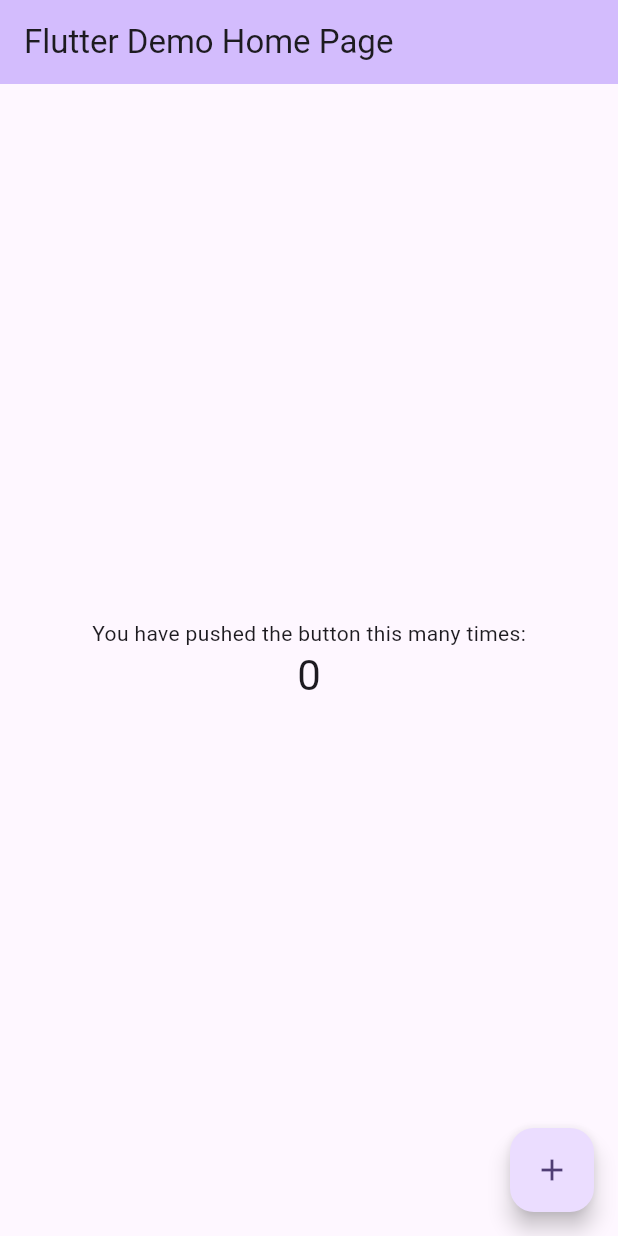
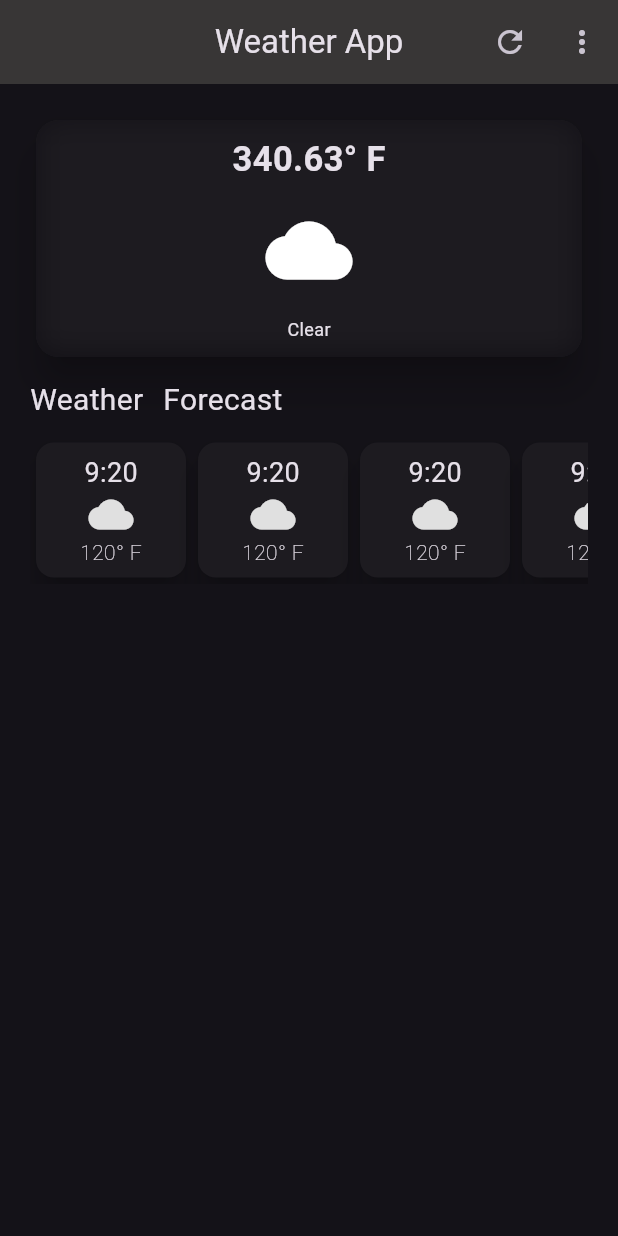
Before and after one commit to KIMGITO/flutter-0010, a Flutter app: the screen it shows after launch, on a phone screen of 412 x 824 dp. Run offline on Flutter 3.47's test engine with Material 2 defaults, Android fonts, the phone set to English and light mode, and no system bars.

Commit message:
to scrollerble weather forecust cards

```diff
--- /dev/null
+++ b/weather/lib/body_page.dart
@@ -0,0 +1,129 @@
+import 'dart:ui';
+
+import 'package:flutter/material.dart';
+
+class WeatherPage extends StatelessWidget {
+  const WeatherPage({super.key});
+
+//Weather forecast cards
+  Widget forecastCards(String time, IconData icon, String temp) {
+    return (Card(
+      elevation: 8,
+      child: SizedBox(
+        width: 100,
+        child: Padding(
+          padding:const EdgeInsets.all(7),
+          child: Column(
+            children: [
+              Text(
+                time,
+                style: const TextStyle(fontSize: 18),
+              ),
+              Icon(
+                icon,
+                size: 30,
+                color: Colors.grey[300],
+              ),
+              Text(
+                temp,
+                style: const TextStyle(fontSize: 14, fontWeight: FontWeight.w200),
+              ),
+            ],
+          ),
+        ),
+      ),
+    ));
+  }
+
+// Weather status flame widget
+  Widget statusFlame() {
+    return SizedBox(
+      width: double.infinity,
+      child: (Card(
+        elevation: 10,
+        shape: RoundedRectangleBorder(
+          borderRadius: BorderRadius.circular(15),
+        ),
+        child: ClipRRect(
+          borderRadius: BorderRadius.circular(15),
+          child: BackdropFilter(
+            filter: ImageFilter.blur(sigmaY: 10, sigmaX: 10),
+            child: const Padding(
+              padding: EdgeInsets.only(top: 10, bottom: 10),
+              child: Column(
+                children: [
+                  Text(
+                    "340.63° F",
+                    style: TextStyle(fontWeight: FontWeight.bold, fontSize: 23),
+                  ),
+                  Padding(
+                    padding: EdgeInsets.all(15),
+                    child: Icon(
+                      Icons.cloud,
+                      size: 58,
+                    ),
+                  ),
+                  Text(
+                    "Clear",
+                    style:
+                        TextStyle(fontSize: 12, fontWeight: FontWeight.normal),
+                  ),
+                ],
+              ),
+            ),
+          ),
+        ),
+      )),
+    );
+  }
+
+//focus flame widget
+  Widget forecustFlame() {
+    return (SizedBox(
+      child: Column(
+        mainAxisAlignment: MainAxisAlignment.start,
+        children: [
+          const Row(children: [
+            Padding(
+              padding: EdgeInsets.only(top: 10, bottom: 10),
+              child: Text(
+                "Weather Forecast",
+                style: TextStyle(
+                  fontWeight: FontWeight.w400,
+                  fontSize: 20,
+                  wordSpacing: 8,
+                ),
+              ),
+            ),
+          ]),
+          SingleChildScrollView(
+            scrollDirection: Axis.horizontal,
+            child: Row(
+              children: [
+                forecastCards("9:20", Icons.cloud, "120° F"),
+                forecastCards("9:20", Icons.cloud, "120° F"),
+                forecastCards("9:20", Icons.cloud, "120° F"),
+                forecastCards("9:20", Icons.cloud, "120° F"),
+                forecastCards("9:20", Icons.cloud, "120° F"),
+              ],
+            ),
+          ),
+        ],
+      ),
+    ));
+  }
+
+  @override
+  Widget build(BuildContext context) {
+    return (Padding(
+      padding: const EdgeInsets.all(20),
+      child: Column(
+        crossAxisAlignment: CrossAxisAlignment.start,
+        children: [
+          statusFlame(),
+          forecustFlame(),
+        ],
+      ),
+    ));
+  }
+}
--- a/weather/lib/main.dart
+++ b/weather/lib/main.dart
@@ -1,125 +1,37 @@
 import 'package:flutter/material.dart';
+import 'package:weather/body_page.dart';
 
 void main() {
-  runApp(const MyApp());
+  runApp(Weather());
 }
 
-class MyApp extends StatelessWidget {
-  const MyApp({super.key});
-
-  // This widget is the root of your application.
+class Weather extends StatelessWidget {
+  const Weather({super.key});
   @override
   Widget build(BuildContext context) {
-    return MaterialApp(
-      title: 'Flutter Demo',
-      theme: ThemeData(
-        // This is the theme of your application.
-        //
-        // TRY THIS: Try running your application with "flutter run". You'll see
-        // the application has a blue toolbar. Then, without quitting the app,
-        // try changing the seedColor in the colorScheme below to Colors.green
-        // and then invoke "hot reload" (save your changes or press the "hot
-        // reload" button in a Flutter-supported IDE, or press "r" if you used
-        // the command line to start the app).
-        //
-        // Notice that the counter didn't reset back to zero; the application
-        // state is not lost during the reload. To reset the state, use hot
-        // restart instead.
-        //
-        // This works for code too, not just values: Most code changes can be
-        // tested with just a hot reload.
-        colorScheme: ColorScheme.fromSeed(seedColor: Colors.deepPurple),
-        useMaterial3: true,
+    return (MaterialApp(
+      debugShowCheckedModeBanner: false,
+      theme: ThemeData.dark(useMaterial3: true).copyWith(
+          appBarTheme: AppBarTheme(
+        backgroundColor: Color.fromARGB(255, 56, 54, 54),
+        centerTitle: true,
+      )),
+      home: Scaffold(
+        appBar: AppBar(
+          actions: [
+            IconButton(
+              onPressed: () {},
+              icon: Icon(Icons.refresh),
+            ),
+            IconButton(
+              onPressed: () {},
+              icon: Icon(Icons.more_vert),
+            ),
+          ],
+          title:const Text("Weather App"),
+        ),
+        body: WeatherPage(),
       ),
-      home: const MyHomePage(title: 'Flutter Demo Home Page'),
-    );
+    ));
   }
 }
-
-class MyHomePage extends StatefulWidget {
-  const MyHomePage({super.key, required this.title});
-
-  // This widget is the home page of your application. It is stateful, meaning
-  // that it has a State object (defined below) that contains fields that affect
-  // how it looks.
-
-  // This class is the configuration for the state. It holds the values (in this
-  // case the title) provided by the parent (in this case the App widget) and
-  // used by the build method of the State. Fields in a Widget subclass are
-  // always marked "final".
-
-  final String title;
-
-  @override
-  State<MyHomePage> createState() => _MyHomePageState();
-}
-
-class _MyHomePageState extends State<MyHomePage> {
-  int _counter = 0;
-
-  void _incrementCounter() {
-    setState(() {
-      // This call to setState tells the Flutter framework that something has
-      // changed in this State, which causes it to rerun the build method below
-      // so that the display can reflect the updated values. If we changed
-      // _counter without calling setState(), then the build method would not be
-      // called again, and so nothing would appear to happen.
-      _counter++;
-    });
-  }
-
-  @override
-  Widget build(BuildContext context) {
-    // This method is rerun every time setState is called, for instance as done
-    // by the _incrementCounter method above.
-    //
-    // The Flutter framework has been optimized to make rerunning build methods
-    // fast, so that you can just rebuild anything that needs updating rather
-    // than having to individually change instances of widgets.
-    return Scaffold(
-      appBar: AppBar(
-        // TRY THIS: Try changing the color here to a specific color (to
-        // Colors.amber, perhaps?) and trigger a hot reload to see the AppBar
-        // change color while the other colors stay the same.
-        backgroundColor: Theme.of(context).colorScheme.inversePrimary,
-        // Here we take the value from the MyHomePage object that was created by
-        // the App.build method, and use it to set our appbar title.
-        title: Text(widget.title),
-      ),
-      body: Center(
-        // Center is a layout widget. It takes a single child and positions it
-        // in the middle of the parent.
-        child: Column(
-          // Column is also a layout widget. It takes a list of children and
-          // arranges them vertically. By default, it sizes itself to fit its
-          // children horizontally, and tries to be as tall as its parent.
-          //
-          // Column has various properties to control how it sizes itself and
-          // how it positions its children. Here we use mainAxisAlignment to
-          // center the children vertically; the main axis here is the vertical
-          // axis because Columns are vertical (the cross axis would be
-          // horizontal).
-          //
-          // TRY THIS: Invoke "debug painting" (choose the "Toggle Debug Paint"
-          // action in the IDE, or press "p" in the console), to see the
-          // wireframe for each widget.
-          mainAxisAlignment: MainAxisAlignment.center,
-          children: <Widget>[
-            const Text(
-              'You have pushed the button this many times:',
-            ),
-            Text(
-              '$_counter',
-              style: Theme.of(context).textTheme.headlineMedium,
-            ),
-          ],
-        ),
-      ),
-      floatingActionButton: FloatingActionButton(
-        onPressed: _incrementCounter,
-        tooltip: 'Increment',
-        child: const Icon(Icons.add),
-      ), // This trailing comma makes auto-formatting nicer for build methods.
-    );
-  }
-}
```
